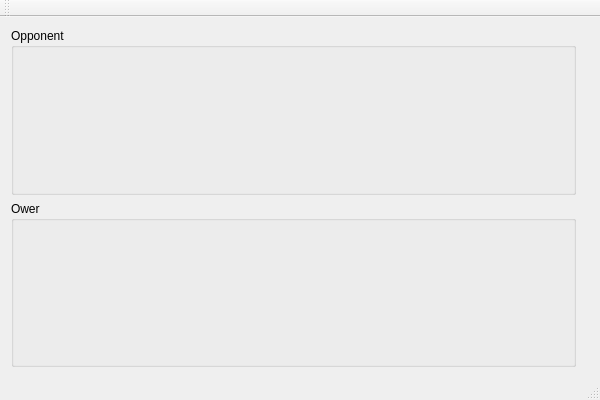
Old version of the form VenciCode/vencicode.ui in the repository morefreeze/VenciCode.
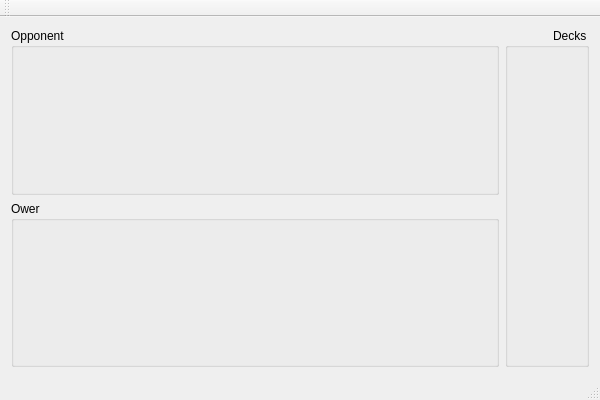
New version of the form. Icons and pictures are not drawn.

What changed in the file:
```diff
--- a/VenciCode/vencicode.ui
+++ b/VenciCode/vencicode.ui
@@ -26,12 +26,6 @@
    <enum>Qt::LeftToRight</enum>
   </property>
   <widget class="QWidget" name="centralWidget">
-   <property name="sizePolicy">
-    <sizepolicy hsizetype="Minimum" vsizetype="Preferred">
-     <horstretch>0</horstretch>
-     <verstretch>0</verstretch>
-    </sizepolicy>
-   </property>
    <layout class="QHBoxLayout" name="horizontalLayout">
     <item>
      <layout class="QVBoxLayout" name="GameLayout">
@@ -53,42 +47,27 @@
     </item>
     <item>
      <layout class="QVBoxLayout" name="DeckLayout">
-      <property name="sizeConstraint">
-       <enum>QLayout::SetDefaultConstraint</enum>
-      </property>
       <item>
-       <widget class="QLabel" name="BlackDeck">
+       <widget class="QGroupBox" name="DeckArea">
         <property name="sizePolicy">
          <sizepolicy hsizetype="Fixed" vsizetype="Preferred">
           <horstretch>0</horstretch>
           <verstretch>0</verstretch>
          </sizepolicy>
         </property>
-        <property name="text">
-         <string/>
+        <property name="minimumSize">
+         <size>
+          <width>84</width>
+          <height>0</height>
+         </size>
         </property>
-        <property name="pixmap">
-         <pixmap resource="vencicode.qrc">:/VenciCode/Resources/Cards/black_bg.png</pixmap>
+        <property name="layoutDirection">
+         <enum>Qt::RightToLeft</enum>
         </property>
-        <property name="alignment">
-         <set>Qt::AlignLeading|Qt::AlignLeft|Qt::AlignVCenter</set>
+        <property name="title">
+         <string>Decks</string>
         </property>
-       </widget>
-      </item>
-      <item>
-       <widget class="QLabel" name="WhiteDeck">
-        <property name="sizePolicy">
-         <sizepolicy hsizetype="Fixed" vsizetype="Preferred">
-          <horstretch>0</horstretch>
-          <verstretch>0</verstretch>
-         </sizepolicy>
-        </property>
-        <property name="text">
-         <string/>
-        </property>
-        <property name="pixmap">
-         <pixmap resource="vencicode.qrc">:/VenciCode/Resources/Cards/white_bg.png</pixmap>
-        </property>
+        <layout class="QVBoxLayout" name="verticalLayout"/>
        </widget>
       </item>
      </layout>
```
